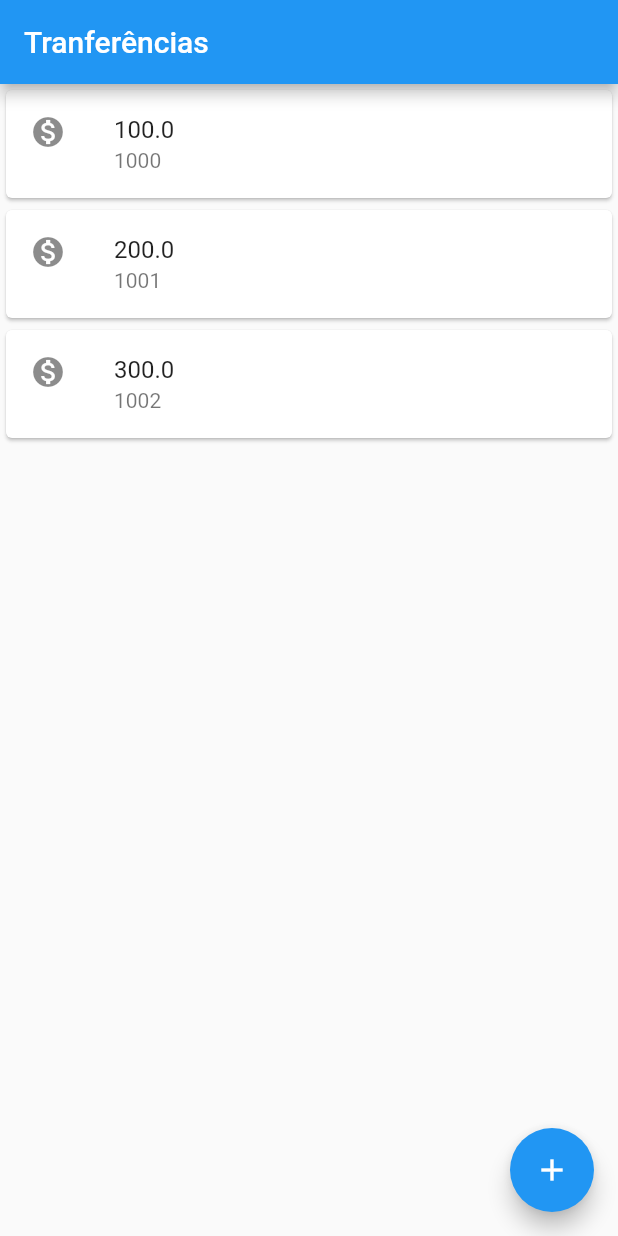
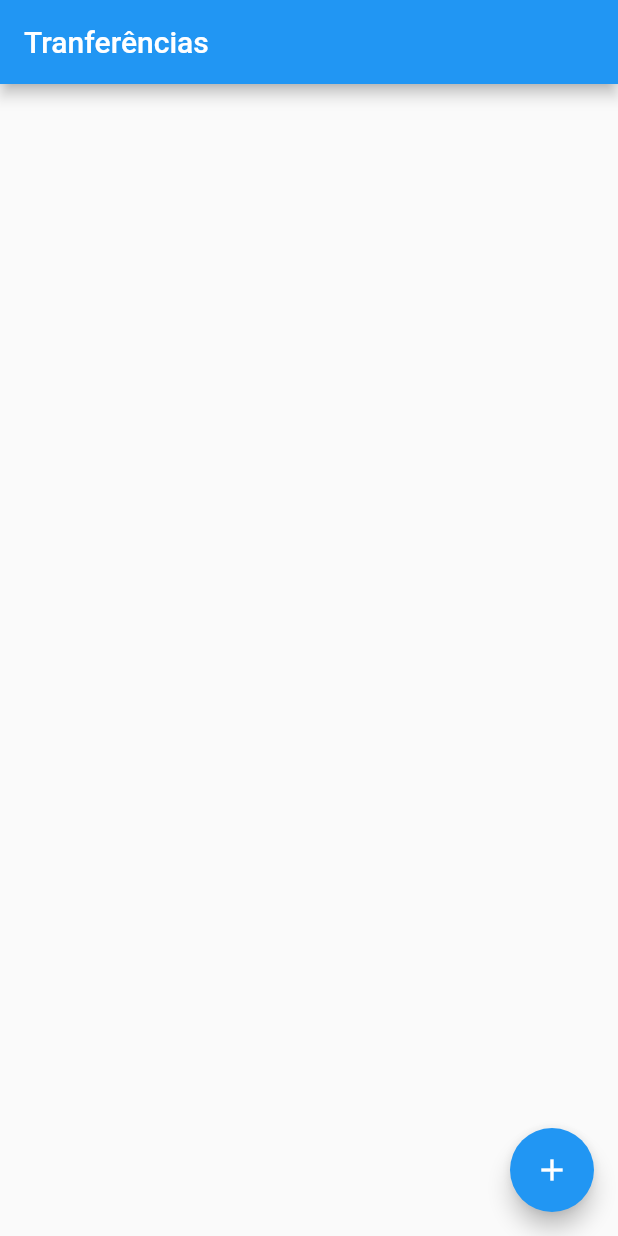
Before and after one commit to Wellington-Yoshida/app-bank, a Flutter app: the screen it shows after launch, on a phone screen of 412 x 824 dp. Run offline on Flutter 3.47's test engine with Material 2 defaults, Android fonts, the phone set to English and light mode, and no system bars.

Commit message:
Includeing StatefulWiget to update my list Transferencia

```diff
--- a/lib/main.dart
+++ b/lib/main.dart
@@ -74,7 +74,18 @@ class Editor extends StatelessWidget {
 }
 
 
-class ListaTranferencia extends StatelessWidget {
+class ListaTranferencia extends StatefulWidget {
+
+  final List<Transferencia> _transferencias = List();
+
+  @override
+  State<StatefulWidget> createState() {
+    return ListaTransferenciaState();
+  }
+
+}
+
+class ListaTransferenciaState extends State<ListaTranferencia> {
 
   @override
   Widget build(BuildContext context) {
@@ -82,12 +93,11 @@ class ListaTranferencia extends StatelessWidget {
       appBar: AppBar(
         title: const Text('Tranferências'),
       ),
-      body: Column(
-        children: <Widget>[
-          ItemTransferencia(Transferencia(100.0, 1000)),
-          ItemTransferencia(Transferencia(200.0, 1001)),
-          ItemTransferencia(Transferencia(300.0, 1002))
-        ],
+      body: ListView.builder(
+        itemCount: widget._transferencias.length,
+        itemBuilder: (context, indice) {
+          return ItemTransferencia(widget._transferencias[indice]);
+        },
       ),
       floatingActionButton: FloatingActionButton(
         child: Icon(Icons.add),
@@ -96,7 +106,7 @@ class ListaTranferencia extends StatelessWidget {
             return FormularioTransferencia();
           }));
           future.then((transferenciaRealizada){
-
+            widget._transferencias.add(transferenciaRealizada);
           });
         },
       ),
```
